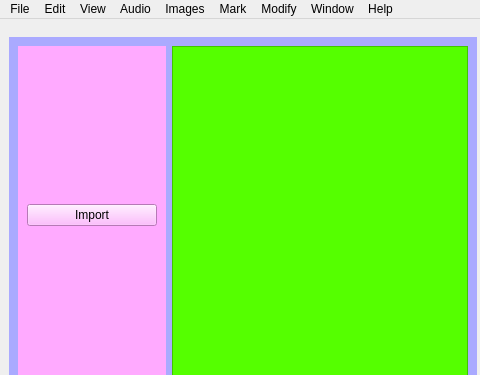
First picture: the form in src/gui/videoeditor.ui, repository vrushank-agrawal/CSE201-VCREST-, before the edit; both pictures show x 0 to 480 and y 0 to 375 of the 1077 by 633 pixel window.
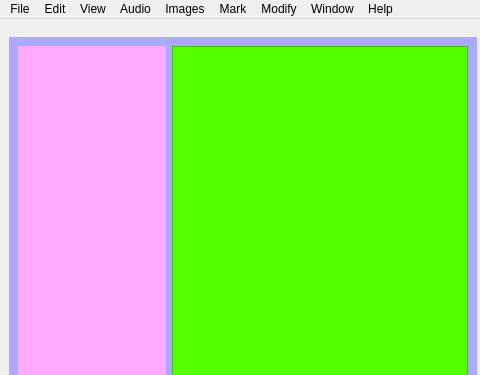
Second picture: the form after the edit. Icons and pictures are not drawn. Custom widgets are drawn as their Qt base class.

Commit message: added image import

The edit to the form file:
```diff
--- a/src/gui/videoeditor.ui
+++ b/src/gui/videoeditor.ui
@@ -89,24 +89,7 @@
             <property name="styleSheet">
              <string notr="true">background: rgb(85, 255, 255)rgb(255, 170, 255)</string>
             </property>
-            <layout class="QGridLayout" name="gridLayout">
-             <item row="0" column="0">
-              <widget class="QPushButton" name="importButton">
-               <property name="autoFillBackground">
-                <bool>false</bool>
-               </property>
-               <property name="text">
-                <string>Import</string>
-               </property>
-               <property name="default">
-                <bool>false</bool>
-               </property>
-               <property name="flat">
-                <bool>false</bool>
-               </property>
-              </widget>
-             </item>
-            </layout>
+            <layout class="QGridLayout" name="gridLayout"/>
            </widget>
           </item>
           <item>
```
Left out of the diff: 11 changed lines with no effect on the pictures. The commit also changes 5 other files.
